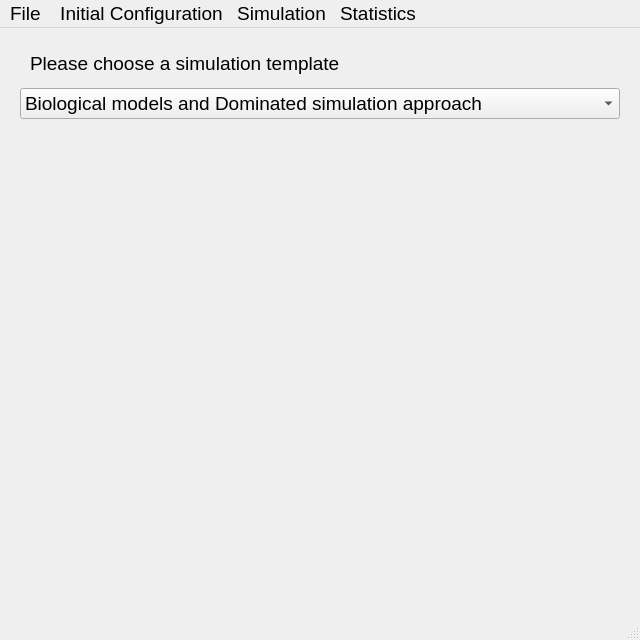
Above: gui/forms/mainwindow.ui from biel-wro/SimBaD before the change. Below: the same form after it.
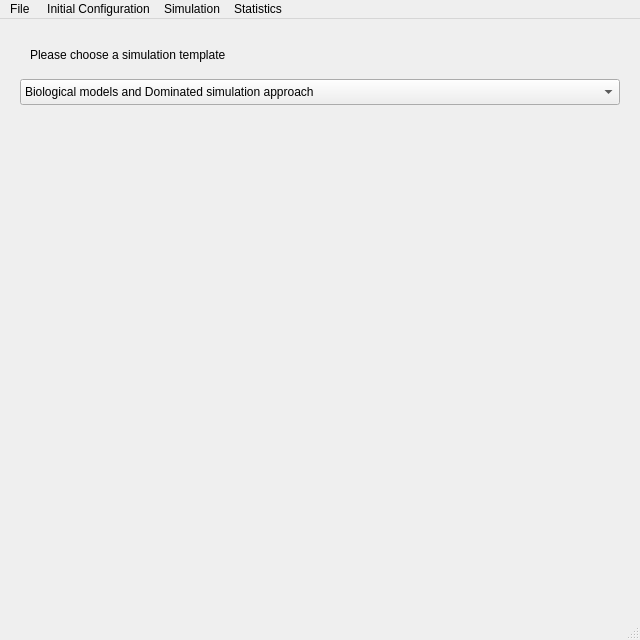
That is the form after the change. Icons and pictures are not drawn.

Commit message: removed fonts in mainwindow.ui

Patch:
```diff
--- a/gui/forms/mainwindow.ui
+++ b/gui/forms/mainwindow.ui
@@ -16,11 +16,6 @@
     <height>640</height>
    </rect>
   </property>
-  <property name="font">
-   <font>
-    <pointsize>14</pointsize>
-   </font>
-  </property>
   <property name="windowTitle">
    <string>Interacting particle systems</string>
   </property>
@@ -35,7 +30,7 @@
       <x>20</x>
       <y>60</y>
       <width>600</width>
-      <height>31</height>
+      <height>26</height>
      </rect>
     </property>
     <property name="toolTip">
@@ -85,15 +80,9 @@
      <x>0</x>
      <y>0</y>
      <width>640</width>
-     <height>28</height>
+     <height>22</height>
     </rect>
    </property>
-   <property name="font">
-    <font>
-     <family>Arial</family>
-     <pointsize>14</pointsize>
-    </font>
-   </property>
    <property name="layoutDirection">
     <enum>Qt::LeftToRight</enum>
    </property>
@@ -104,11 +93,6 @@
     <bool>false</bool>
    </property>
    <widget class="QMenu" name="menuFile">
-    <property name="font">
-     <font>
-      <pointsize>14</pointsize>
-     </font>
-    </property>
     <property name="title">
      <string>File </string>
     </property>
@@ -119,22 +103,12 @@
     <addaction name="separator"/>
    </widget>
    <widget class="QMenu" name="menuLog">
-    <property name="font">
-     <font>
-      <pointsize>14</pointsize>
-     </font>
-    </property>
     <property name="title">
      <string>Simulation</string>
     </property>
     <addaction name="actionNew"/>
    </widget>
    <widget class="QMenu" name="menuStatistics">
-    <property name="font">
-     <font>
-      <pointsize>14</pointsize>
-     </font>
-    </property>
     <property name="title">
      <string>Statistics</string>
     </property>
@@ -142,11 +116,6 @@
     <addaction name="actionAnalyze"/>
    </widget>
    <widget class="QMenu" name="menuInitial_Configuration">
-    <property name="font">
-     <font>
-      <pointsize>14</pointsize>
-     </font>
-    </property>
     <property name="title">
      <string>Initial Configuration</string>
     </property>
```
Left out of the diff: 11 changed lines with no effect on the pictures.
